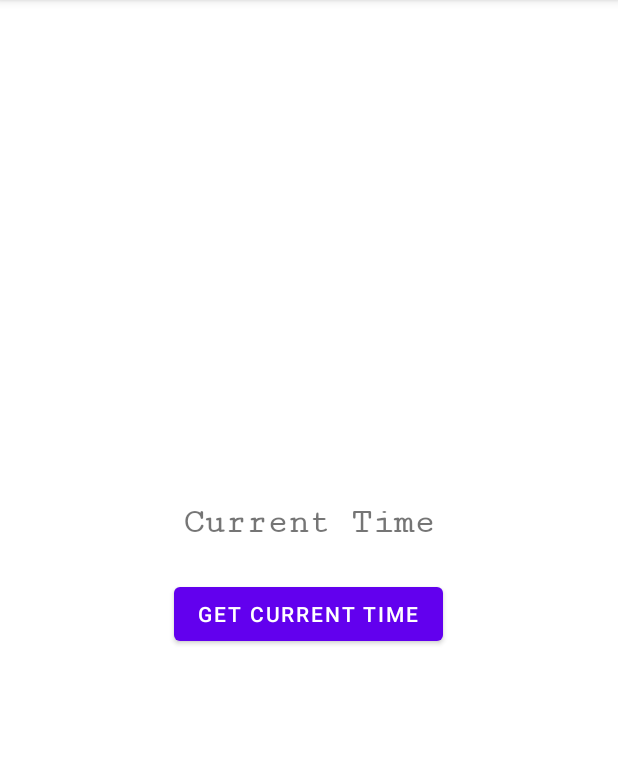
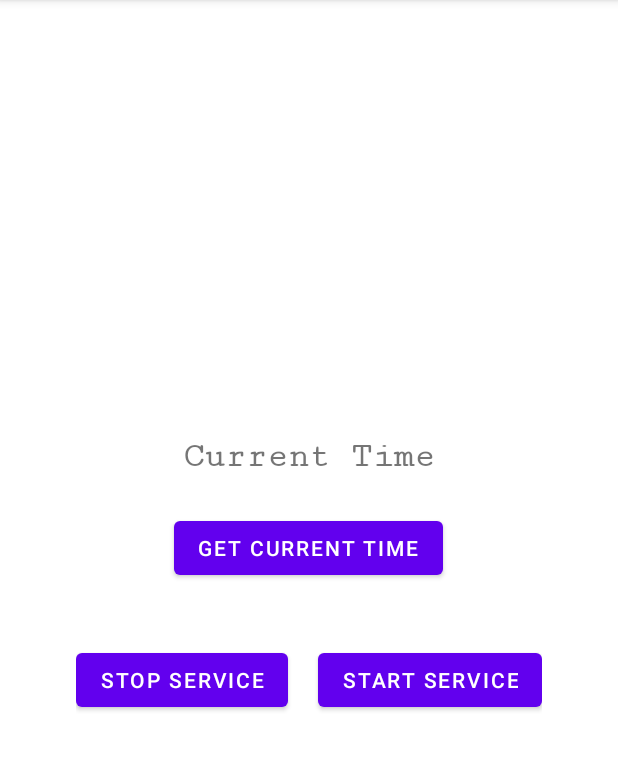
Before and after one commit to SwapnilKumbhar/CSE-545, an Android app: the screen it shows after launch (ServiceActivity), after a tap on "SERVICE", on a phone screen of 412 x 824 dp, the part 84-855 px from its top. Run offline under Robolectric (Android 15) with nearby library versions, the light colour scheme and no system bars.

Commit message:
fix(Main,Service): Added time on main and fixed logic on Service

```diff
--- a/Project/CSE545Project1/app/src/main/java/com/example/cse545project1/MainActivity.kt
+++ b/Project/CSE545Project1/app/src/main/java/com/example/cse545project1/MainActivity.kt
@@ -1,12 +1,23 @@
 package com.example.cse545project1
 
+import android.content.ComponentName
+import android.content.Context
 import android.content.Intent
+import android.content.ServiceConnection
 import androidx.appcompat.app.AppCompatActivity
 import android.os.Bundle
+import android.os.IBinder
 import android.widget.Button
 import android.view.View
+import android.widget.TextView
+import com.example.cse545project1.services.TimeService
+import java.text.SimpleDateFormat
+import java.util.Date
 
 class MainActivity : AppCompatActivity() {
+    private val _date = Date()
+    private val _dateFormatter = SimpleDateFormat("HH:mm")
+
     override fun onCreate(savedInstanceState: Bundle?) {
         super.onCreate(savedInstanceState)
         setContentView(R.layout.activity_main)
@@ -16,6 +27,10 @@ class MainActivity : AppCompatActivity() {
             val intent = Intent(this, ContentProviderActivity::class.java)
             startActivity(intent)
         }
+
+        // Update text view with current time
+        val currTimeTv = findViewById<TextView>(R.id.main_curr_time)
+        currTimeTv.text = _dateFormatter.format(_date)
     }
 
     // Callbacks
--- a/Project/CSE545Project1/app/src/main/res/layout/activity_service.xml
+++ b/Project/CSE545Project1/app/src/main/res/layout/activity_service.xml
@@ -33,11 +33,44 @@
             android:layout_below="@id/tv_time"
             android:layout_centerHorizontal="true"
             android:layout_marginTop="24dp"
-            android:onClick="onClick"
+            android:onClick="updateCurrentTime"
             android:text="@string/svc_get_time_btn"
             tools:layout_editor_absoluteX="110dp"
             tools:layout_editor_absoluteY="298dp" />
 
+        <LinearLayout
+            android:layout_width="wrap_content"
+            android:layout_height="wrap_content"
+            android:layout_centerHorizontal="true"
+            android:layout_below="@id/btn_curr_time"
+            >
+            <Button
+                android:id="@+id/svc_stop_btn"
+                android:layout_width="wrap_content"
+                android:layout_height="wrap_content"
+                android:layout_below="@id/btn_curr_time"
+                android:onClick="stopService"
+                android:layout_marginTop="40dp"
+                android:layout_centerHorizontal="true"
+                android:text="@string/svc_stop_btn"
+                />
+
+            <Button
+                android:id="@+id/svc_start_btn"
+                android:layout_width="wrap_content"
+                android:layout_height="wrap_content"
+                android:layout_below="@id/btn_curr_time"
+                android:layout_toRightOf="@id/svc_stop_btn"
+                android:layout_marginLeft="20dp"
+                android:layout_marginTop="40dp"
+                android:onClick="startService"
+                android:layout_centerHorizontal="true"
+                android:text="@string/svc_start_btn"
+                />
+
+
+        </LinearLayout>
+
     </RelativeLayout>
 
 </androidx.constraintlayout.widget.ConstraintLayout>
--- a/Project/CSE545Project1/app/src/main/res/values/strings.xml
+++ b/Project/CSE545Project1/app/src/main/res/values/strings.xml
@@ -18,5 +18,6 @@
     <!-- Service Activity Strings   -->
     <string name="svc_get_time_btn">Get Current Time</string>
     <string name="svc_time_tb">Current Time</string>
->>>>>>> 8e567aa (feat(services): Added service, activity and intent in main)
+    <string name="svc_stop_btn">Stop Service</string>
+    <string name="svc_start_btn">Start Service</string>
 </resources>
```
Also changed, not shown: Project/CSE545Project1/app/src/main/java/com/example/cse545project1/ServiceActivity.kt (+31 -13 lines), Project/CSE545Project1/app/src/main/res/layout/activity_main.xml (+13 -1 lines).
